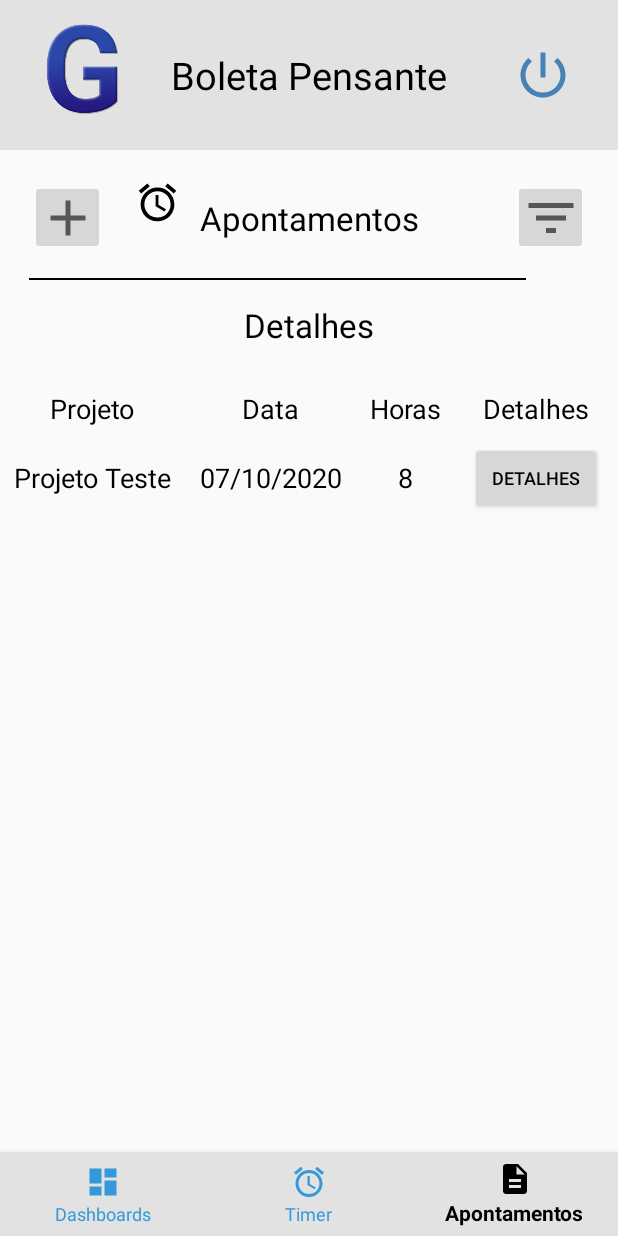
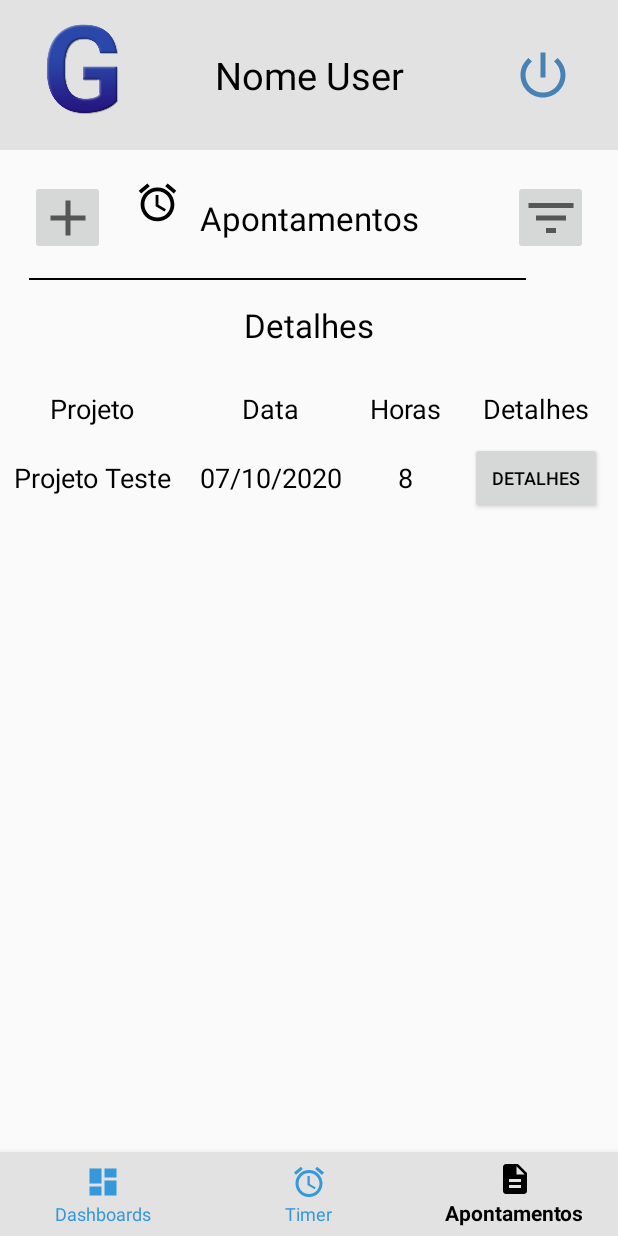
Before and after one commit to MatheusHuk/gespo-mobile, an Android app: the TimesheetConsultActivity screen opened directly, with no data from a screen before it, on a phone screen of 412 x 824 dp. Run offline under Robolectric (Android 15) with nearby library versions, the phone set to English and light mode, and no system bars.

Commit message:
pré-finalização tela

```diff
--- a/app/src/main/java/br/com/bandtec/gespo/TimesheetConsultActivity.kt
+++ b/app/src/main/java/br/com/bandtec/gespo/TimesheetConsultActivity.kt
@@ -25,9 +25,16 @@ class TimesheetConsultActivity : AppCompatActivity() {
             R.layout.support_simple_spinner_dropdown_item,
             resources.getStringArray(R.array.periodos))
 
+
+            val s= mutableListOf<String>()
+
+            s.add("projeto 1")
+            s.add("projeto 2")
+            s.add("projeto 3")
+
             sp_projeto.adapter = ArrayAdapter(this,
             R.layout.support_simple_spinner_dropdown_item,
-            resources.getStringArray(R.array.periodos))
+            s)
 
         val navView: BottomNavigationView = findViewById(R.id.nav_view)
         navView.selectedItemId = R.id.navigation_apontamentos
@@ -52,18 +59,20 @@ class TimesheetConsultActivity : AppCompatActivity() {
 
             //ajustando o table layout na tela para se adequar as mudanças
             //criando uma variável do tipo Layout Params
-            params.topMargin = 290
+            params.topMargin = TypedValue.COMPLEX_UNIT_DIP *290
             tl_tabela_consulta.layoutParams = params
 
             tl_tabela_consulta.invalidate()
             tl_tabela_consulta.requestLayout()
+
+            tv_txt_detalhes.visibility = View.VISIBLE
 
             estadoFiltro = false
         }
         else{
         //ajustando o table layout na tela para se adequar as mudanças
         //criando uma variável do tipo Layout Params
-        params.topMargin = 590
+        params.topMargin = TypedValue.COMPLEX_UNIT_DIP * 510
         tl_tabela_consulta.layoutParams = params
 
         tl_tabela_consulta.invalidate()
@@ -76,6 +85,7 @@ class TimesheetConsultActivity : AppCompatActivity() {
         //tornando a linha invisível para se adequar a estilização do app
         iv_gespo_line.visibility = View.GONE
 
+            tv_txt_detalhes.visibility = View.GONE
             estadoFiltro = true
 
         }
--- a/app/src/main/res/layout/activity_timesheet_consult.xml
+++ b/app/src/main/res/layout/activity_timesheet_consult.xml
@@ -30,7 +30,7 @@
             app:layout_constraintBottom_toBottomOf="parent"
             app:layout_constraintLeft_toLeftOf="parent"
             app:layout_constraintRight_toRightOf="parent"
-            android:text="Boleta Pensante"
+            android:text="Nome User"
             android:textSize="25sp"
             android:textColor="#000000"/>
 
```
Also changed, not shown: 1 other file.
